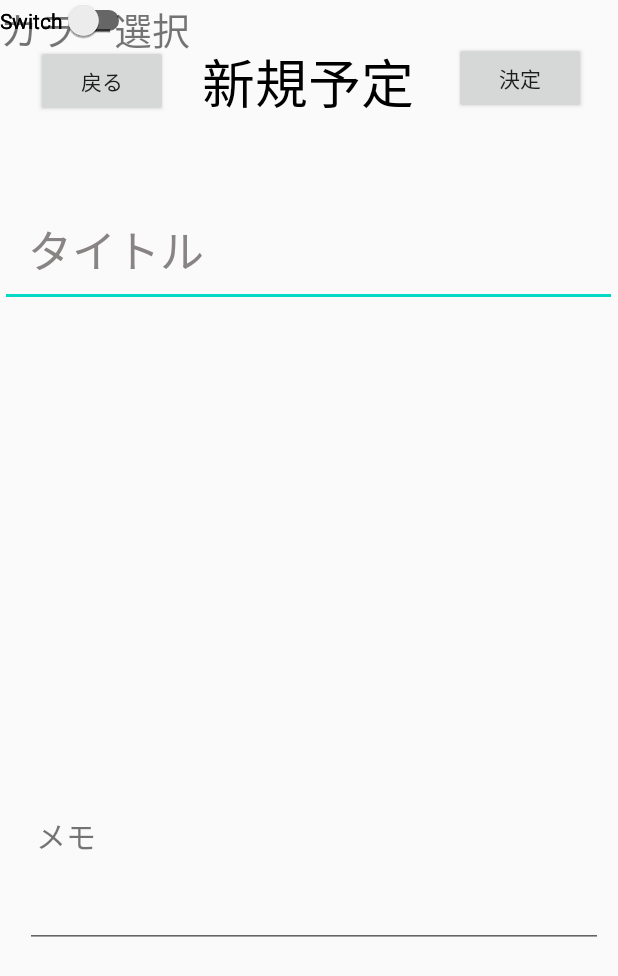
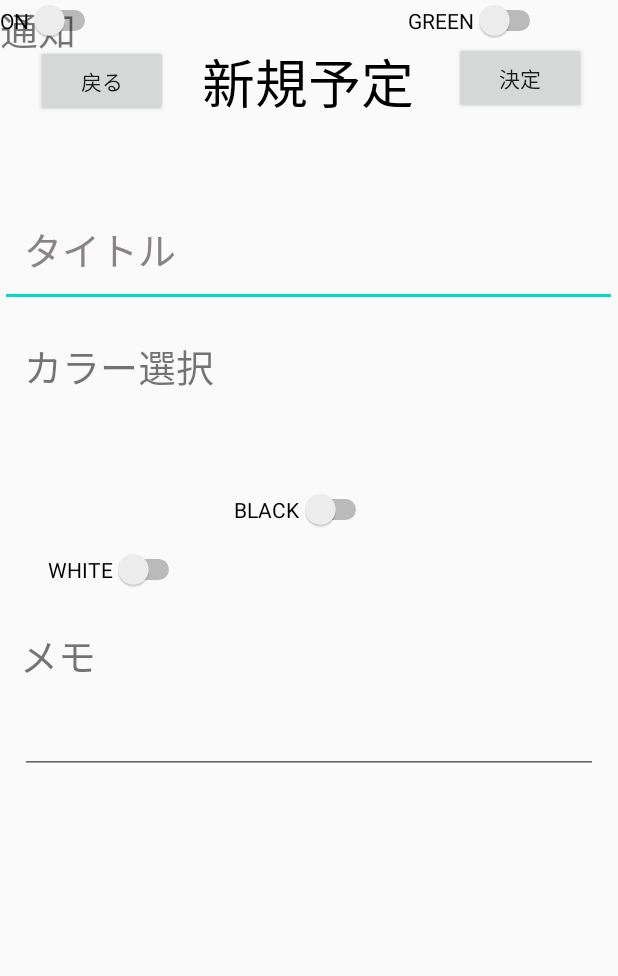
Before and after one commit to miyajimayuka/CalendarProject, an Android app: the layout shinki.xml on its own in the app's theme, with its tools: preview values and no code run, on a phone screen of 412 x 824 dp. Shown: the top 976 px of the screen. Run offline under Robolectric (Android 15) with nearby library versions, the phone set to English and light mode, and no system bars.

Commit message:
こんちくわ

```diff
--- a/app/src/main/res/layout/shinki.xml
+++ b/app/src/main/res/layout/shinki.xml
@@ -53,22 +53,23 @@
         android:inputType="textPersonName"
         android:text="  タイトル"
         android:textColor="#888484"
-        android:textSize="29dp"
+        android:textSize="25dp"
+        app:layout_constraintBottom_toTopOf="@+id/switch2"
         app:layout_constraintEnd_toEndOf="parent"
         app:layout_constraintHorizontal_bias="0.0"
         app:layout_constraintStart_toStartOf="parent"
-        app:layout_constraintTop_toBottomOf="@+id/textView3" />
+        app:layout_constraintTop_toBottomOf="@+id/textView3"
+        app:layout_constraintVertical_bias="0.0" />
 
     <EditText
         android:id="@+id/editTextDate3"
         android:layout_width="385dp"
         android:layout_height="60dp"
-        android:layout_marginBottom="192dp"
+        android:layout_marginBottom="308dp"
         android:ems="10"
         android:inputType="date"
         app:layout_constraintBottom_toBottomOf="parent"
         app:layout_constraintEnd_toEndOf="parent"
-        app:layout_constraintHorizontal_bias="0.615"
         app:layout_constraintStart_toStartOf="parent" />
 
     <TextView
@@ -76,43 +77,77 @@
         android:layout_width="wrap_content"
         android:layout_height="wrap_content"
         android:text="メモ"
-        android:textSize="20dp"
+        android:textSize="25dp"
         app:layout_constraintBottom_toTopOf="@+id/editTextDate3"
         app:layout_constraintEnd_toEndOf="parent"
-        app:layout_constraintHorizontal_bias="0.064"
-        app:layout_constraintStart_toStartOf="parent" />
+        app:layout_constraintHorizontal_bias="0.036"
+        app:layout_constraintStart_toStartOf="parent"
+        app:layout_constraintTop_toBottomOf="@+id/switch2"
+        app:layout_constraintVertical_bias="1.0" />
 
     <TextView
         android:id="@+id/textView"
         android:layout_width="wrap_content"
         android:layout_height="wrap_content"
+        android:layout_marginTop="20dp"
         android:text="カラー選択"
         android:textSize="25dp"
-        tools:layout_editor_absoluteX="16dp"
-        tools:layout_editor_absoluteY="231dp" />
+        app:layout_constraintBottom_toTopOf="@+id/switch1"
+        app:layout_constraintEnd_toEndOf="parent"
+        app:layout_constraintHorizontal_bias="0.056"
+        app:layout_constraintStart_toStartOf="parent"
+        app:layout_constraintTop_toBottomOf="@+id/editTextTextPersonName"
+        app:layout_constraintVertical_bias="0.0" />
 
     <Switch
         android:id="@+id/switch1"
         android:layout_width="wrap_content"
         android:layout_height="wrap_content"
-        android:text="Switch"
-        tools:layout_editor_absoluteX="39dp"
-        tools:layout_editor_absoluteY="282dp" />
+        android:layout_marginBottom="24dp"
+        android:text="WHITE"
+        app:layout_constraintBottom_toTopOf="@+id/textView6"
+        app:layout_constraintEnd_toStartOf="@+id/switch2"
+        app:layout_constraintHorizontal_bias="0.493"
+        app:layout_constraintStart_toStartOf="parent" />
 
     <Switch
         android:id="@+id/switch2"
         android:layout_width="wrap_content"
         android:layout_height="wrap_content"
-        android:text="Switch"
-        tools:layout_editor_absoluteX="156dp"
-        tools:layout_editor_absoluteY="283dp" />
+        android:layout_marginEnd="24dp"
+        android:layout_marginRight="24dp"
+        android:layout_marginBottom="56dp"
+        android:text="BLACK"
+        app:layout_constraintBottom_toTopOf="@+id/editTextDate3"
+        app:layout_constraintEnd_toStartOf="@+id/switch3"
+        app:layout_constraintTop_toTopOf="@+id/switch3"
+        app:layout_constraintVertical_bias="0.875" />
 
     <Switch
         android:id="@+id/switch3"
         android:layout_width="wrap_content"
         android:layout_height="wrap_content"
-        android:text="Switch"
-        tools:layout_editor_absoluteX="275dp"
-        tools:layout_editor_absoluteY="282dp" />
+        android:layout_marginEnd="48dp"
+        android:layout_marginRight="48dp"
+        android:text="GREEN"
+        app:layout_constraintEnd_toEndOf="parent"
+        tools:layout_editor_absoluteY="280dp" />
+
+    <TextView
+        android:id="@+id/textView4"
+        android:layout_width="wrap_content"
+        android:layout_height="wrap_content"
+        android:text="通知"
+        android:textSize="25dp"
+        tools:layout_editor_absoluteX="13dp"
+        tools:layout_editor_absoluteY="447dp" />
+
+    <Switch
+        android:id="@+id/switch4"
+        android:layout_width="wrap_content"
+        android:layout_height="wrap_content"
+        android:text="ON"
+        tools:layout_editor_absoluteX="285dp"
+        tools:layout_editor_absoluteY="453dp" />
 
 </androidx.constraintlayout.widget.ConstraintLayout>
```
